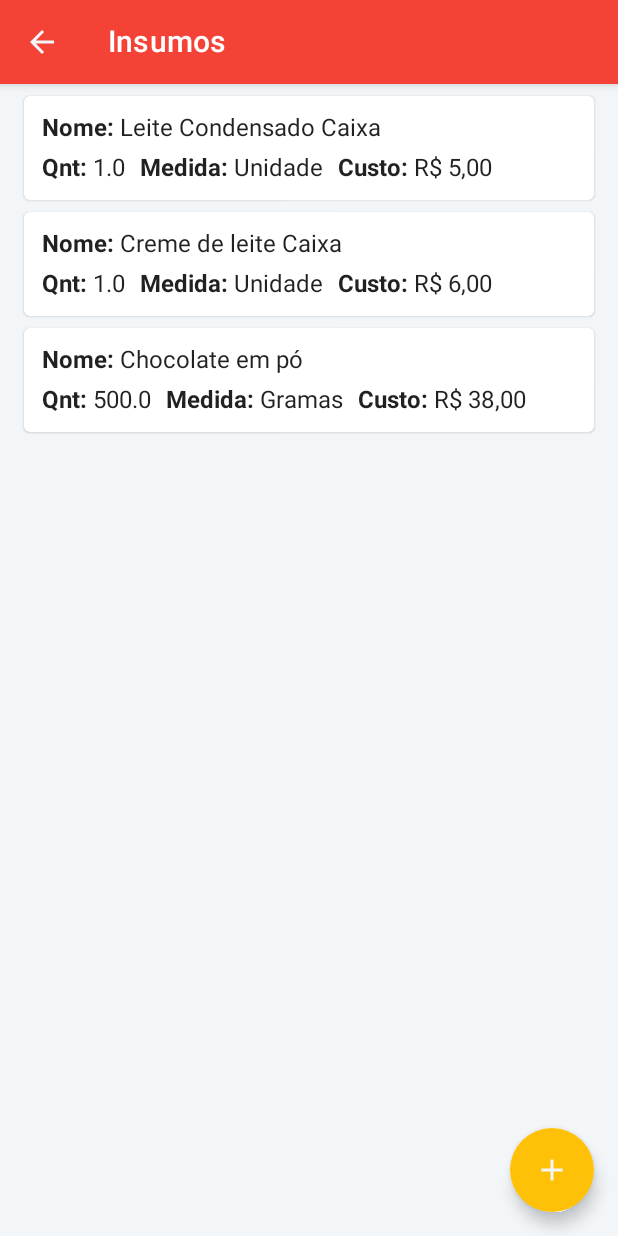
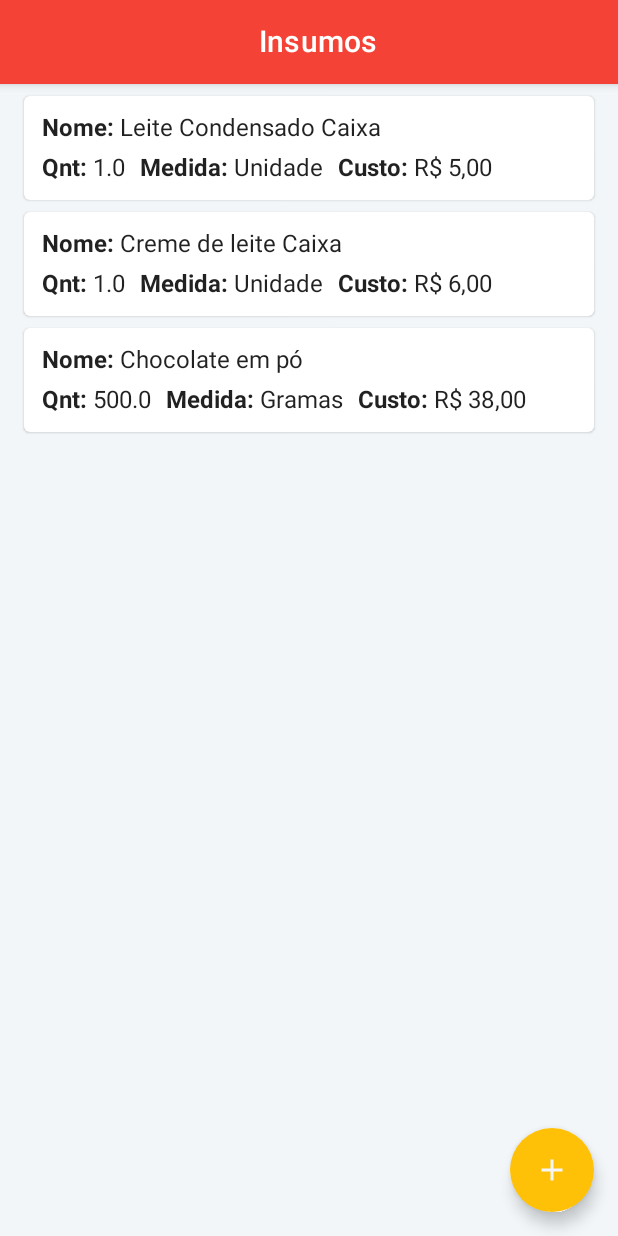
Before and after one commit to jvsena42/baking_calculator, an Android app built with Jetpack Compose: the supplies screen opened through its navigation route, on a phone screen of 412 x 824 dp. Run offline under Robolectric (Android 15) with nearby library versions, the phone set to English and light mode, and no system bars; our stand-ins replace Dagger/Hilt's generated code, Room's generated code.

Commit message:
feat: app bar ScreenSupplies

```diff
--- a/app/src/main/java/com/bulletapps/candypricer/presentation/ui/scenes/main/supplies/ScreenSupplies.kt
+++ b/app/src/main/java/com/bulletapps/candypricer/presentation/ui/scenes/main/supplies/ScreenSupplies.kt
@@ -1,6 +1,5 @@
 package com.bulletapps.candypricer.presentation.ui.scenes.main.supplies
 
-import androidx.compose.foundation.Image
 import androidx.compose.foundation.layout.fillMaxSize
 import androidx.compose.foundation.layout.fillMaxWidth
 import androidx.compose.foundation.lazy.LazyColumn
@@ -8,10 +7,8 @@ import androidx.compose.material.*
 import androidx.compose.material.MaterialTheme.colors
 import androidx.compose.runtime.Composable
 import androidx.compose.runtime.collectAsState
-import androidx.compose.runtime.mutableStateOf
 import androidx.compose.ui.Alignment
 import androidx.compose.ui.Modifier
-import androidx.compose.ui.graphics.ColorFilter
 import androidx.compose.ui.platform.LocalContext
 import androidx.compose.ui.res.painterResource
 import androidx.compose.ui.res.stringResource
@@ -48,17 +45,12 @@ fun Screen(
             topBar = {
                 TopAppBar(
                     title = {
-                        Text(text = stringResource(R.string.supplies))
+                        Text(
+                            modifier = Modifier.fillMaxWidth(),
+                            textAlign = TextAlign.Center,
+                            text = stringResource(R.string.supplies)
+                        )
                     },
-                    navigationIcon = {
-                        IconButton(onClick = { activity.onBackPressed() }) {
-                            Image(
-                                painter = painterResource(id = R.drawable.ic_arrow_back),
-                                contentDescription = stringResource(R.string.back),
-                                colorFilter = ColorFilter.tint(color = colors.background)
-                            )
-                        }
-                    }
                 )
             },
             floatingActionButton = {
```
